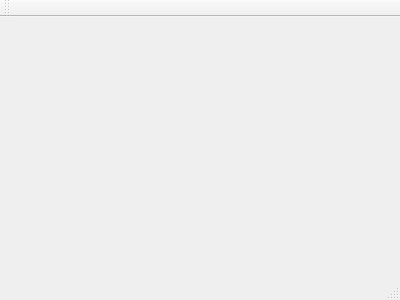
This is src/mainwindow.ui in uazure/qLab as Qt 5 draws it before an edit. The edited form follows.
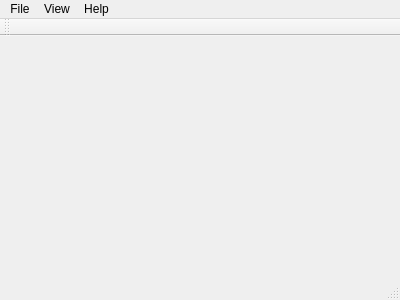
This is the edited form.

Commit message: Program menu and small clean up

```diff
--- a/src/mainwindow.ui
+++ b/src/mainwindow.ui
@@ -37,6 +37,27 @@
      <height>18</height>
     </rect>
    </property>
+   <widget class="QMenu" name="menuFile">
+    <property name="title">
+     <string>File</string>
+    </property>
+    <addaction name="actionExit"/>
+   </widget>
+   <widget class="QMenu" name="menuHelp">
+    <property name="title">
+     <string>Help</string>
+    </property>
+    <addaction name="actionAbout_Qt"/>
+   </widget>
+   <widget class="QMenu" name="menuView">
+    <property name="title">
+     <string>View</string>
+    </property>
+    <addaction name="actionFullscreen"/>
+   </widget>
+   <addaction name="menuFile"/>
+   <addaction name="menuView"/>
+   <addaction name="menuHelp"/>
   </widget>
   <widget class="QToolBar" name="mainToolBar">
    <attribute name="toolBarArea">
```
Left out of the diff: 24 changed lines with no effect on the pictures. The commit also changes 4 other files.
